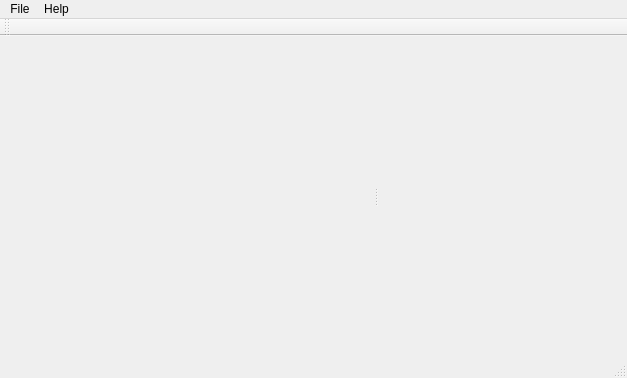
Above: gui/hip_main_window.ui from FrankBlabu/Hippopunktur before the change. Below: the same form after it.
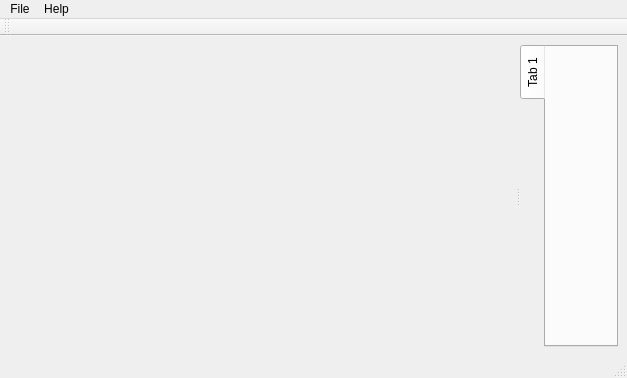
That is the form after the change.

Commit message: Database reads positions and image meta data.

Diff of the .ui file:
```diff
--- a/gui/hip_main_window.ui
+++ b/gui/hip_main_window.ui
@@ -15,21 +15,6 @@
   </property>
   <widget class="QWidget" name="_main_window_w">
    <layout class="QGridLayout" name="gridLayout">
-    <property name="leftMargin">
-     <number>0</number>
-    </property>
-    <property name="topMargin">
-     <number>0</number>
-    </property>
-    <property name="rightMargin">
-     <number>0</number>
-    </property>
-    <property name="bottomMargin">
-     <number>0</number>
-    </property>
-    <property name="spacing">
-     <number>10</number>
-    </property>
     <item row="0" column="0">
      <widget class="QSplitter" name="_splitter_w">
       <property name="orientation">
@@ -55,7 +40,25 @@
         </item>
        </layout>
       </widget>
-      <widget class="QWidget" name="_view_w" native="true"/>
+      <widget class="QTabWidget" name="_tab_w">
+       <property name="tabPosition">
+        <enum>QTabWidget::West</enum>
+       </property>
+       <property name="tabShape">
+        <enum>QTabWidget::Rounded</enum>
+       </property>
+       <property name="currentIndex">
+        <number>0</number>
+       </property>
+       <property name="documentMode">
+        <bool>false</bool>
+       </property>
+       <widget class="QWidget" name="tab">
+        <attribute name="title">
+         <string>Tab 1</string>
+        </attribute>
+       </widget>
+      </widget>
      </widget>
     </item>
    </layout>
```
The commit also changes 6 other files.
